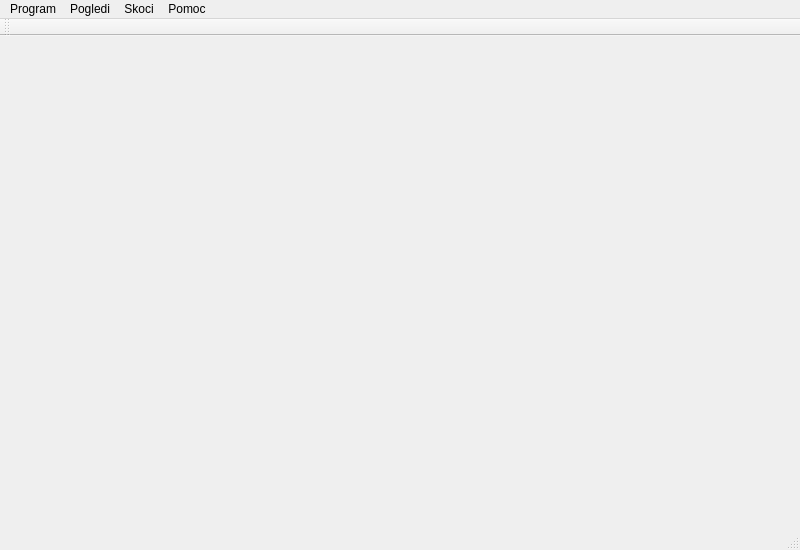
The window that T-Rex/Gui/mainwindow.ui (michael-s92/rs15-26) describes before a commit, drawn with Qt 5.
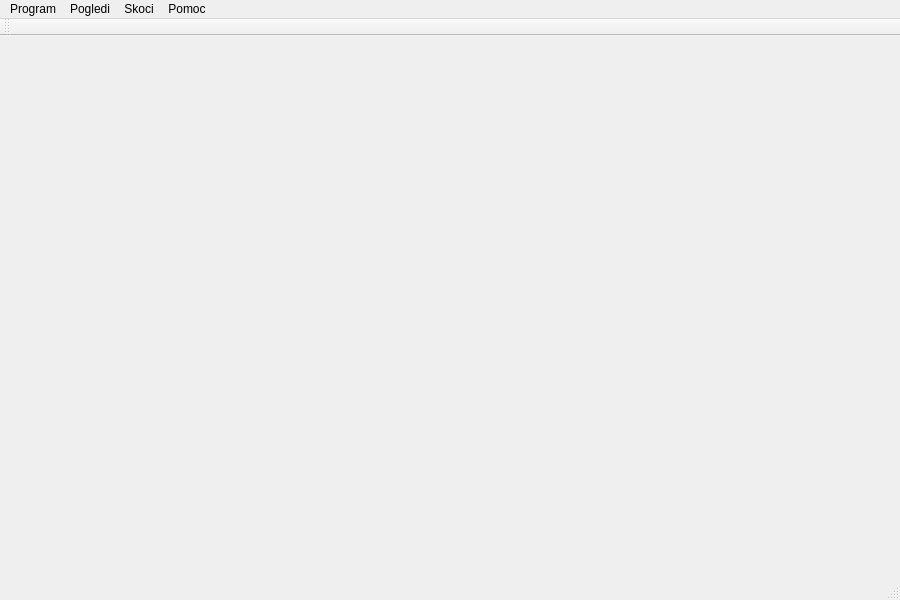
The same window after the commit. Icons and pictures are not drawn.

Patch:
```diff
--- a/T-Rex/Gui/mainwindow.ui
+++ b/T-Rex/Gui/mainwindow.ui
@@ -6,8 +6,8 @@
    <rect>
     <x>0</x>
     <y>0</y>
-    <width>800</width>
-    <height>550</height>
+    <width>900</width>
+    <height>600</height>
    </rect>
   </property>
   <property name="windowTitle">
@@ -19,7 +19,7 @@
     <rect>
      <x>0</x>
      <y>0</y>
-     <width>800</width>
+     <width>900</width>
      <height>25</height>
     </rect>
    </property>
```
